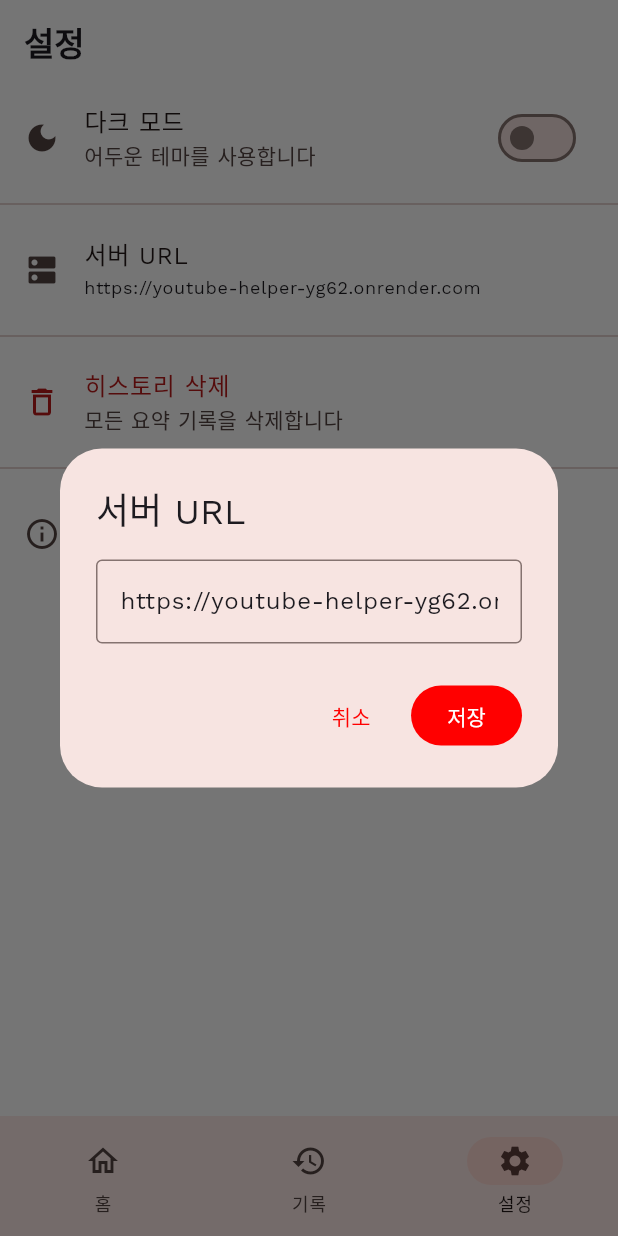
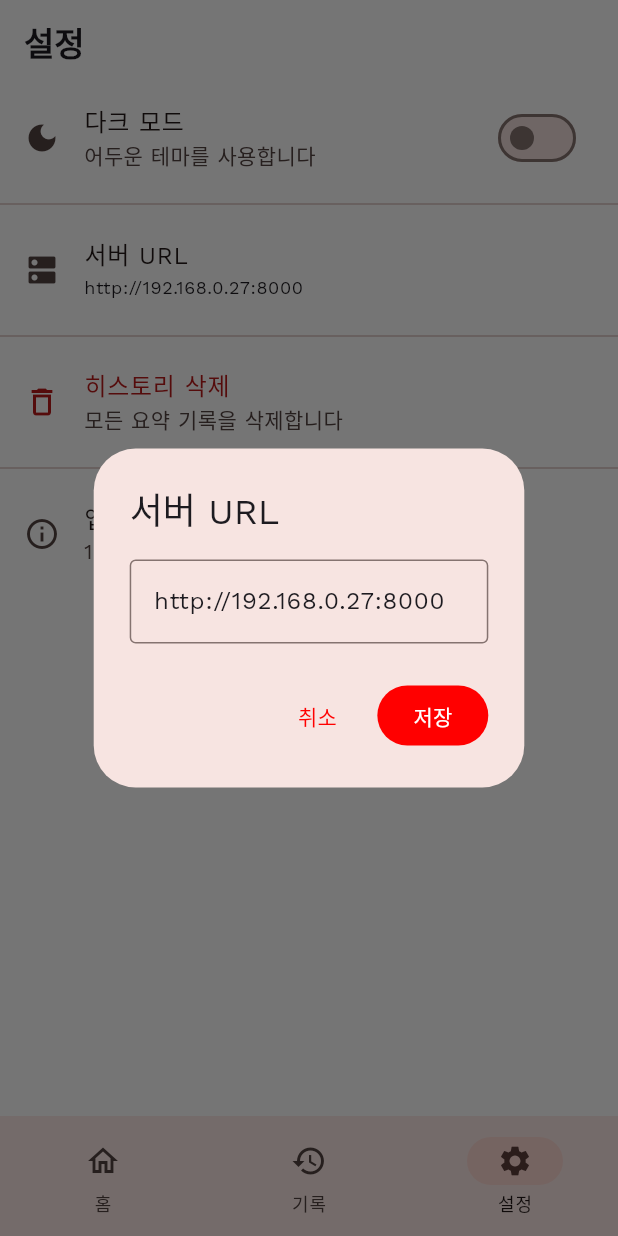
Before and after one commit to kangraemin/youtube-helper, a Flutter app: the SettingsScreen screen opened by its route, after a tap on "서버 URL", on a phone screen of 412 x 824 dp. Run offline on Flutter 3.47's test engine with Material 3 defaults, Android fonts, the phone set to English and light mode, and no system bars; our stand-ins replace flutter_markdown, flutter_riverpod, freezed_annotation, go_router, google_fonts, hive_flutter; accounts and stored records are empty.

Commit message:
revert: 기본 서버 URL을 로컬 서버로 복원

```diff
--- a/app/lib/core/constants/api_constants.dart
+++ b/app/lib/core/constants/api_constants.dart
@@ -1,7 +1,7 @@
 class ApiConstants {
   ApiConstants._();
 
-  static const defaultServerUrl = 'https://youtube-helper-yg62.onrender.com';
+  static const defaultServerUrl = 'http://192.168.0.27:8000';
   static const transcriptEndpoint = '/api/transcript';
   static const summarizeEndpoint = '/api/v1/summarize';
   static const chatEndpoint = '/api/v1/chat';
```
